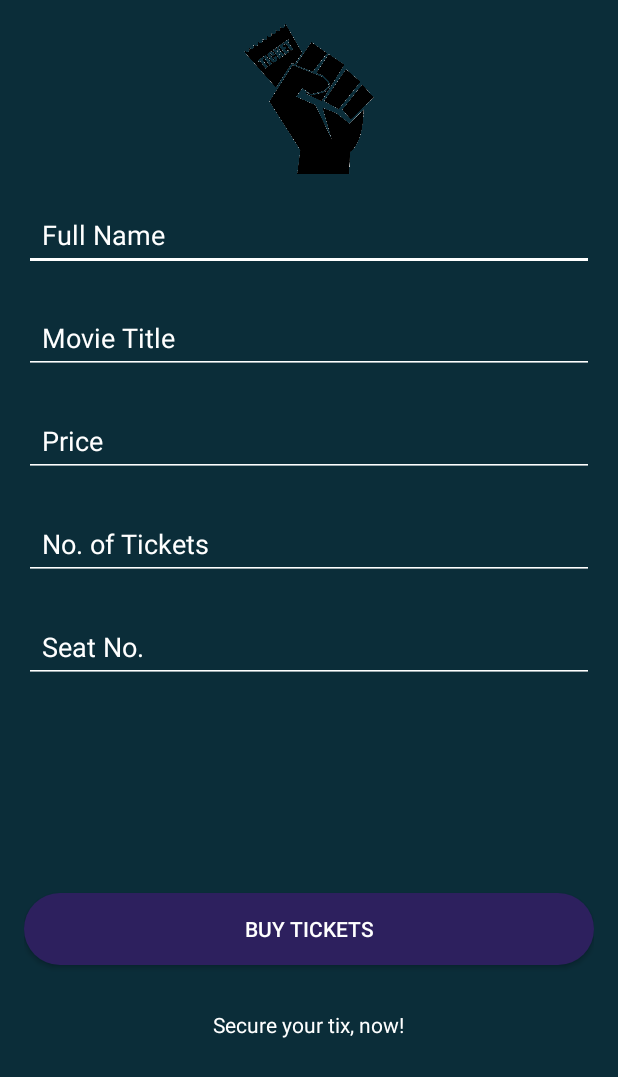
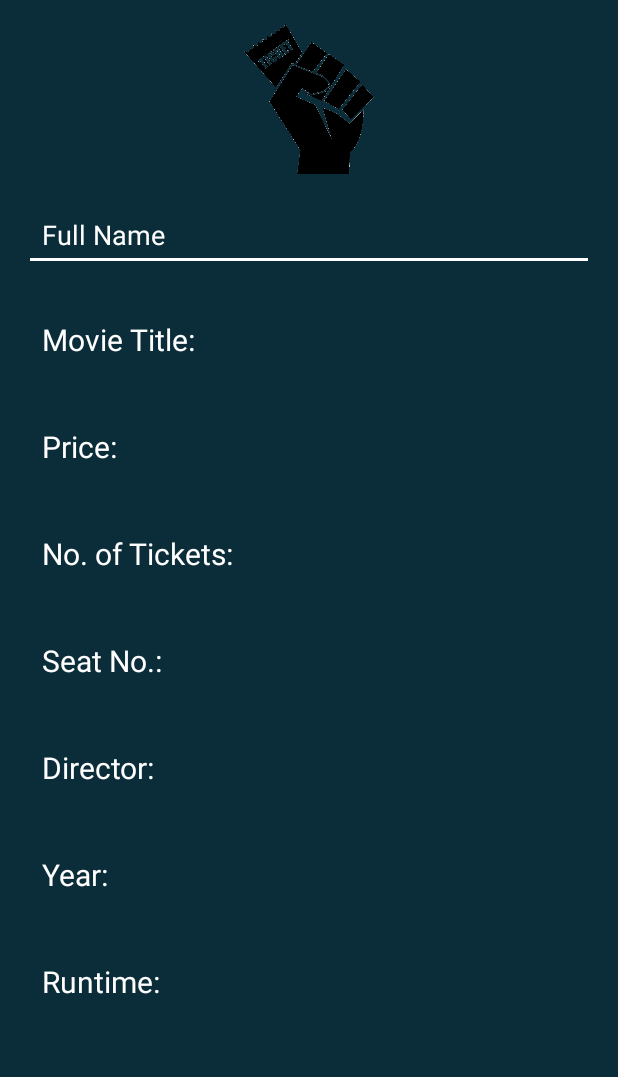
Before and after one commit to froilaaaaan1/cinematix, an Android app: the layout activity_form.xml on its own in the app's theme, with its tools: preview values and no code run, on a phone screen of 412 x 824 dp. Shown: the top 1077 px of the screen. Run offline under Robolectric (Android 15) with nearby library versions, the phone set to English and light mode, and no system bars.

Commit message:
optimize Form

```diff
--- a/app/src/main/java/com/example/movies_ticketing_aquino_villaester_edp/GuidelinesNotesActivity.java
+++ b/app/src/main/java/com/example/movies_ticketing_aquino_villaester_edp/GuidelinesNotesActivity.java
@@ -42,6 +42,9 @@ public class GuidelinesNotesActivity extends AppCompatActivity {
                 goToConfirmation.putExtra("title", seatInformation.getStringExtra("title"));
                 goToConfirmation.putExtra("seat_count", seatInformation.getIntExtra("seat_count", 0));
                 goToConfirmation.putExtra("ticket_count", seatInformation.getIntExtra("ticket_count", 0));
+                goToConfirmation.putExtra("director", seatInformation.getStringExtra("director"));
+                goToConfirmation.putExtra("runtime", seatInformation.getStringExtra("runtime"));
+                goToConfirmation.putExtra("year", seatInformation.getStringExtra("year"));
                 startActivity(goToConfirmation);
             } else {
                 Toast.makeText(
--- a/app/src/main/res/layout/activity_form.xml
+++ b/app/src/main/res/layout/activity_form.xml
@@ -29,52 +29,88 @@
         android:padding="12dp"
         android:autofillHints="Name: " />
 
-    <EditText
+    <TextView
         android:id="@+id/movieNameEditText"
         android:layout_width="match_parent"
         android:layout_height="wrap_content"
+        android:textSize="20sp"
         android:layout_marginBottom="20dp"
         android:hint="@string/movie_title"
-        android:inputType="textCapWords"
         android:backgroundTint="#FFFFFF"
         android:textColorHint="#FFFFFF"
         android:textColor="#FFFFFF"
         android:padding="12dp"
         android:autofillHints="Movie Name: " />
 
-    <EditText
+    <TextView
         android:id="@+id/Price"
         android:layout_width="match_parent"
+        android:textSize="20sp"
         android:layout_height="wrap_content"
         android:layout_marginBottom="20dp"
         android:hint="@string/Price_of_Tix"
-        android:inputType="number"
         android:backgroundTint="#FFFFFF"
         android:textColorHint="#FFFFFF"
         android:textColor="#FFFFFF"
         android:padding="12dp"
         android:autofillHints="Price: " />
 
-    <EditText
+    <TextView
         android:id="@+id/numTicketsEditText"
         android:layout_width="match_parent"
         android:layout_height="wrap_content"
         android:layout_marginBottom="20dp"
         android:hint="@string/number_of_tickets"
-        android:inputType="number"
         android:backgroundTint="#FFFFFF"
         android:textColorHint="#FFFFFF"
+        android:textSize="20sp"
         android:textColor="#FFFFFF"
         android:padding="12dp"
         android:autofillHints="number" />
 
-    <EditText
+    <TextView
         android:id="@+id/numSeats"
         android:layout_width="match_parent"
         android:layout_height="wrap_content"
         android:layout_marginBottom="20dp"
+        android:textSize="20sp"
         android:hint="@string/number_of_seats"
-        android:inputType="number"
+        android:backgroundTint="#FFFFFF"
+        android:textColorHint="#FFFFFF"
+        android:textColor="#FFFFFF"
+        android:padding="12dp" />
+
+    <TextView
+        android:id="@+id/directorTextView"
+        android:layout_width="match_parent"
+        android:layout_height="wrap_content"
+        android:layout_marginBottom="20dp"
+        android:hint="@string/director"
+        android:backgroundTint="#FFFFFF"
+        android:textSize="20sp"
+        android:textColorHint="#FFFFFF"
+        android:textColor="#FFFFFF"
+        android:padding="12dp" />
+
+    <TextView
+        android:id="@+id/movieYearTextView"
+        android:layout_width="match_parent"
+        android:layout_height="wrap_content"
+        android:layout_marginBottom="20dp"
+        android:textSize="20sp"
+        android:hint="@string/year"
+        android:backgroundTint="#FFFFFF"
+        android:textColorHint="#FFFFFF"
+        android:textColor="#FFFFFF"
+        android:padding="12dp" />
+
+    <TextView
+        android:id="@+id/runtimeTextView"
+        android:layout_width="match_parent"
+        android:layout_height="wrap_content"
+        android:layout_marginBottom="20dp"
+        android:textSize="20sp"
+        android:hint="@string/runtime"
         android:backgroundTint="#FFFFFF"
         android:textColorHint="#FFFFFF"
         android:textColor="#FFFFFF"
--- a/app/src/main/res/layout/activity_main.xml
+++ b/app/src/main/res/layout/activity_main.xml
@@ -62,7 +62,7 @@
                 app:layout_constraintEnd_toEndOf="parent"
                 android:text="@string/tagline"
                 android:textColor="@color/white"
-                android:paddingLeft="10dp"
+                android:paddingStart="10dp"
                 app:layout_constraintHorizontal_bias="0.09"
                 app:layout_constraintStart_toStartOf="parent"
                 app:layout_constraintTop_toTopOf="parent"
--- a/app/src/main/res/values/strings.xml
+++ b/app/src/main/res/values/strings.xml
@@ -117,11 +117,14 @@
 
     <string name="secure_you_tix_now">Secure your tix, now!</string>
     <string name="full_name">Full Name</string>
-    <string name="movie_title">Movie Title</string>
-    <string name="number_of_tickets">No. of Tickets</string>
+    <string name="movie_title">Movie Title: </string>
+    <string name="number_of_tickets">No. of Tickets: </string>
     <string name="buy_tickets">Buy Tickets</string>
-    <string name="number_of_seats"> Seat No. </string>
-    <string name="Price_of_Tix"> Price </string>
+    <string name="number_of_seats"> Seat No.: </string>
+    <string name="director">Director: </string>
+    <string name="runtime">Runtime: </string>
+    <string name="year">Year: </string>
+    <string name="Price_of_Tix"> Price: </string>
     <string name="icon">icon</string>
     <string name="go_to_seats">Pick Your Seats</string>
 
```
Also changed, not shown: app/src/main/java/com/example/movies_ticketing_aquino_villaester_edp/FormActivity.java (+12 -5 lines), app/src/main/java/com/example/movies_ticketing_aquino_villaester_edp/SeatsActivity.java (+4 -3 lines).
